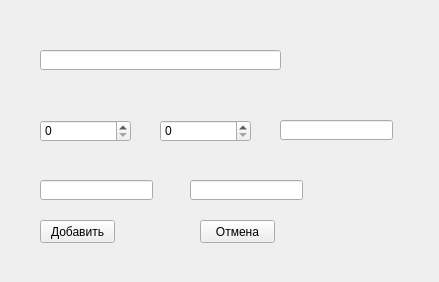
Helobaka/QtProject, file bankcard.ui: the form before one commit.
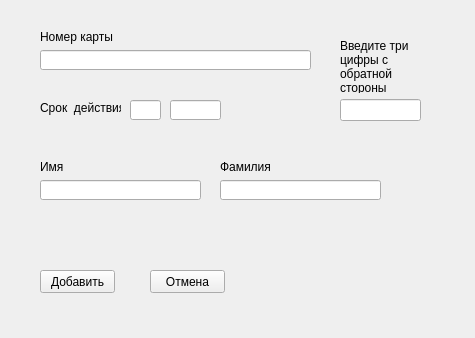
The form after the commit.

Commit message: добавлена валидация карты

Diff of the .ui file:
```diff
--- a/bankcard.ui
+++ b/bankcard.ui
@@ -6,78 +6,18 @@
    <rect>
     <x>0</x>
     <y>0</y>
-    <width>439</width>
-    <height>282</height>
+    <width>475</width>
+    <height>338</height>
    </rect>
   </property>
   <property name="windowTitle">
    <string>Form</string>
   </property>
-  <widget class="QLineEdit" name="Number">
-   <property name="geometry">
-    <rect>
-     <x>40</x>
-     <y>50</y>
-     <width>241</width>
-     <height>20</height>
-    </rect>
-   </property>
-  </widget>
-  <widget class="QSpinBox" name="Month">
-   <property name="geometry">
-    <rect>
-     <x>40</x>
-     <y>120</y>
-     <width>91</width>
-     <height>22</height>
-    </rect>
-   </property>
-  </widget>
-  <widget class="QSpinBox" name="Year">
-   <property name="geometry">
-    <rect>
-     <x>160</x>
-     <y>120</y>
-     <width>91</width>
-     <height>22</height>
-    </rect>
-   </property>
-  </widget>
-  <widget class="QLineEdit" name="Name">
-   <property name="geometry">
-    <rect>
-     <x>40</x>
-     <y>180</y>
-     <width>113</width>
-     <height>20</height>
-    </rect>
-   </property>
-  </widget>
-  <widget class="QLineEdit" name="Surname">
-   <property name="geometry">
-    <rect>
-     <x>190</x>
-     <y>180</y>
-     <width>113</width>
-     <height>20</height>
-    </rect>
-   </property>
-  </widget>
-  <widget class="QLineEdit" name="CVV">
-   <property name="geometry">
-    <rect>
-     <x>280</x>
-     <y>120</y>
-     <width>113</width>
-     <height>20</height>
-    </rect>
-   </property>
-  </widget>
   <widget class="QPushButton" name="AddCard">
    <property name="geometry">
     <rect>
      <x>40</x>
-     <y>220</y>
+     <y>270</y>
      <width>75</width>
      <height>23</height>
     </rect>
@@ -89,8 +29,8 @@
   <widget class="QPushButton" name="Cancel">
    <property name="geometry">
     <rect>
-     <x>200</x>
-     <y>220</y>
+     <x>150</x>
+     <y>270</y>
      <width>75</width>
      <height>23</height>
     </rect>
@@ -99,6 +39,198 @@
     <string>Отмена</string>
    </property>
   </widget>
+  <widget class="QLineEdit" name="Month">
+   <property name="geometry">
+    <rect>
+     <x>130</x>
+     <y>100</y>
+     <width>31</width>
+     <height>20</height>
+    </rect>
+   </property>
+  </widget>
+  <widget class="QLineEdit" name="Year">
+   <property name="geometry">
+    <rect>
+     <x>170</x>
+     <y>100</y>
+     <width>51</width>
+     <height>20</height>
+    </rect>
+   </property>
+  </widget>
+  <widget class="QLabel" name="label">
+   <property name="geometry">
+    <rect>
+     <x>40</x>
+     <y>100</y>
+     <width>81</width>
+     <height>16</height>
+    </rect>
+   </property>
+   <property name="text">
+    <string>Срок  действия</string>
+   </property>
+  </widget>
+  <widget class="QWidget" name="layoutWidget">
+   <property name="geometry">
+    <rect>
+     <x>340</x>
+     <y>40</y>
+     <width>81</width>
+     <height>81</height>
+    </rect>
+   </property>
+   <layout class="QVBoxLayout" name="verticalLayout">
+    <item>
+     <widget class="QLabel" name="label_4">
+      <property name="text">
+       <string>Введите три цифры с обратной стороны карты</string>
+      </property>
+      <property name="textFormat">
+       <enum>Qt::PlainText</enum>
+      </property>
+      <property name="wordWrap">
+       <bool>true</bool>
+      </property>
+     </widget>
+    </item>
+    <item>
+     <widget class="QLineEdit" name="CVV"/>
+    </item>
+   </layout>
+  </widget>
+  <widget class="QLabel" name="ErrorDate">
+   <property name="geometry">
+    <rect>
+     <x>40</x>
+     <y>120</y>
+     <width>281</width>
+     <height>16</height>
+    </rect>
+   </property>
+   <property name="styleSheet">
+    <string notr="true">color: red;</string>
+   </property>
+   <property name="text">
+    <string/>
+   </property>
+  </widget>
+  <widget class="QLabel" name="ErrorCVV">
+   <property name="geometry">
+    <rect>
+     <x>340</x>
+     <y>130</y>
+     <width>131</width>
+     <height>16</height>
+    </rect>
+   </property>
+   <property name="styleSheet">
+    <string notr="true">color:red;</string>
+   </property>
+   <property name="text">
+    <string/>
+   </property>
+  </widget>
+  <widget class="QWidget" name="">
+   <property name="geometry">
+    <rect>
+     <x>40</x>
+     <y>160</y>
+     <width>161</width>
+     <height>60</height>
+    </rect>
+   </property>
+   <layout class="QVBoxLayout" name="verticalLayout_2">
+    <item>
+     <widget class="QLabel" name="label_2">
+      <property name="text">
+       <string>Имя</string>
+      </property>
+     </widget>
+    </item>
+    <item>
+     <widget class="QLineEdit" name="Name"/>
+    </item>
+    <item>
+     <widget class="QLabel" name="ErrorName">
+      <property name="styleSheet">
+       <string notr="true">color: red;</string>
+      </property>
+      <property name="text">
+       <string/>
+      </property>
+     </widget>
+    </item>
+   </layout>
+  </widget>
+  <widget class="QWidget" name="">
+   <property name="geometry">
+    <rect>
+     <x>220</x>
+     <y>160</y>
+     <width>161</width>
+     <height>60</height>
+    </rect>
+   </property>
+   <layout class="QVBoxLayout" name="verticalLayout_3">
+    <item>
+     <widget class="QLabel" name="label_3">
+      <property name="text">
+       <string>Фамилия</string>
+      </property>
+     </widget>
+    </item>
+    <item>
+     <widget class="QLineEdit" name="Surname"/>
+    </item>
+    <item>
+     <widget class="QLabel" name="ErrorSurname">
+      <property name="styleSheet">
+       <string notr="true">color: red;</string>
+      </property>
+      <property name="text">
+       <string/>
+      </property>
+     </widget>
+    </item>
+   </layout>
+  </widget>
+  <widget class="QWidget" name="">
+   <property name="geometry">
+    <rect>
+     <x>40</x>
+     <y>30</y>
+     <width>271</width>
+     <height>60</height>
+    </rect>
+   </property>
+   <layout class="QVBoxLayout" name="verticalLayout_4">
+    <item>
+     <widget class="QLabel" name="label_5">
+      <property name="styleSheet">
+       <string notr="true"/>
+      </property>
+      <property name="text">
+       <string>Номер карты</string>
+      </property>
+     </widget>
+    </item>
+    <item>
+     <widget class="QLineEdit" name="Number"/>
+    </item>
+    <item>
+     <widget class="QLabel" name="ErrorNumber">
+      <property name="styleSheet">
+       <string notr="true">color: red;</string>
+      </property>
+      <property name="text">
+       <string/>
+      </property>
+     </widget>
+    </item>
+   </layout>
+  </widget>
  </widget>
  <resources/>
  <connections/>
```
The commit also changes 5 other files.
